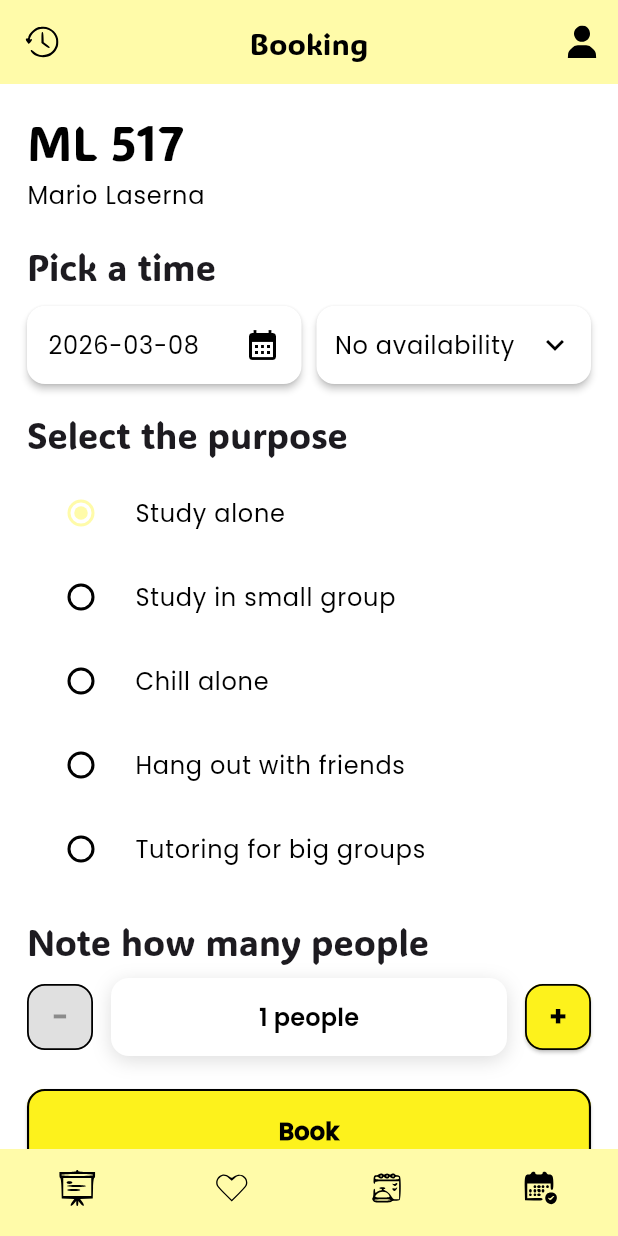
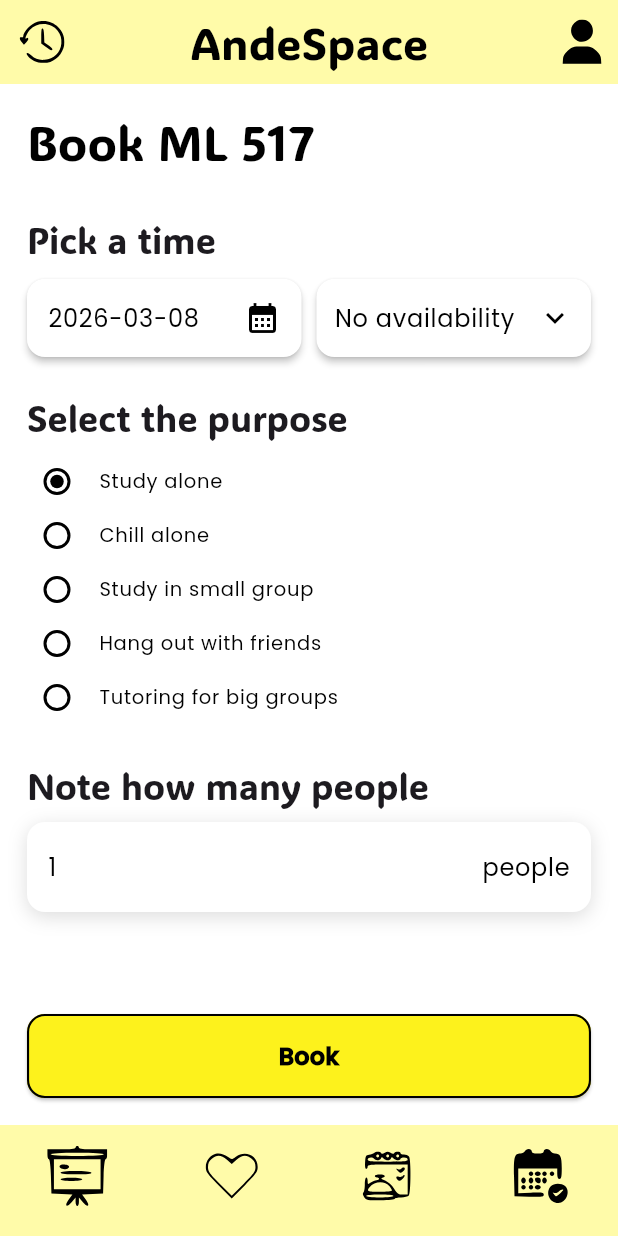
Before and after one commit to G33-Moviles-2026-1/G33-Flutter-Moviles-2026-1, a Flutter app: the screen it shows after launch, after a tap on "DEV: Open Create Booking", on a phone screen of 412 x 824 dp. Run offline on Flutter 3.47's test engine with Material 3 defaults, Android fonts, the phone set to English and light mode, and no system bars; our stand-ins replace dio, flutter_bloc, flutter_svg.

Commit message:
Home advance

```diff
--- a/lib/features/bookings/domain/entities/booking_purpose.dart
+++ b/lib/features/bookings/domain/entities/booking_purpose.dart
@@ -1,7 +1,7 @@
 enum BookingPurpose {
   studyAlone,
+  chillAlone,
   studySmallGroup,
-  chillAlone,
   hangOutWithFriends,
   tutoringBigGroup,
 }
@@ -11,10 +11,10 @@ extension BookingPurposeX on BookingPurpose {
     switch (this) {
       case BookingPurpose.studyAlone:
         return 'Study alone';
+      case BookingPurpose.chillAlone:
+        return 'Chill alone';
       case BookingPurpose.studySmallGroup:
         return 'Study in small group';
-      case BookingPurpose.chillAlone:
-        return 'Chill alone';
       case BookingPurpose.hangOutWithFriends:
         return 'Hang out with friends';
       case BookingPurpose.tutoringBigGroup:
@@ -27,10 +27,10 @@ extension BookingPurposeX on BookingPurpose {
     switch (this) {
       case BookingPurpose.studyAlone:
         return 'study_alone';
+      case BookingPurpose.chillAlone:
+        return 'chill_alone';
       case BookingPurpose.studySmallGroup:
         return 'study_small_group';
-      case BookingPurpose.chillAlone:
-        return 'chill_alone';
       case BookingPurpose.hangOutWithFriends:
         return 'hang_out_friends';
       case BookingPurpose.tutoringBigGroup:
--- a/lib/features/bookings/presentation/pages/create_booking_page.dart
+++ b/lib/features/bookings/presentation/pages/create_booking_page.dart
@@ -13,13 +13,10 @@ import '../cubit/create_booking_state.dart';
 
 import '../widgets/booking_time_picker_row.dart';
 import '../widgets/purpose_selector.dart';
-import '../widgets/people_picker.dart';
+import '../widgets/people_count_field.dart';
 
 class CreateBookingPage extends StatelessWidget {
-  const CreateBookingPage({
-    super.key,
-    required this.roomDetail,
-  });
+  const CreateBookingPage({super.key, required this.roomDetail});
 
   final RoomDetail roomDetail;
 
@@ -30,7 +27,8 @@ class CreateBookingPage extends StatelessWidget {
     final usecase = CreateBooking(repo);
 
     return BlocProvider(
-      create: (_) => CreateBookingCubit(roomDetail: roomDetail, createBooking: usecase),
+      create: (_) =>
+          CreateBookingCubit(roomDetail: roomDetail, createBooking: usecase),
       child: const _CreateBookingView(),
     );
   }
@@ -58,28 +56,31 @@ class _CreateBookingView extends StatelessWidget {
           return AppScaffold(
             currentTab: AppTab.bookings,
             onTabSelected: (_) {},
-            title: 'Booking',
-            body: SingleChildScrollView(
-              padding: const EdgeInsets.fromLTRB(18, 18, 18, 24),
+            body: SafeArea(
+              child: Column(
+                children: [
+                  // Scrollable content
+                  Expanded(
+                    child: SingleChildScrollView(
+                      padding: const EdgeInsets.fromLTRB(18, 18, 18, 12),
                       child: Column(
                         crossAxisAlignment: CrossAxisAlignment.start,
                         children: [
                           Text(
-                    cubit.roomDetail.id,
-                    style: Theme.of(context).textTheme.headlineLarge?.copyWith(
+                            'Book ${cubit.roomDetail.id}',
+                            style: Theme.of(context).textTheme.headlineLarge
+                                ?.copyWith(
                                   fontSize: 32,
                                   color: AppColors.black,
                                 ),
                           ),
-                  const SizedBox(height: 4),
+
+                          const SizedBox(height: 30),
+
                           Text(
-                    cubit.roomDetail.buildingName,
-                    style: Theme.of(context).textTheme.bodyLarge,
+                            'Pick a time',
+                            style: Theme.of(context).textTheme.headlineSmall,
                           ),
-
-                  const SizedBox(height: 20),
-
-                  Text('Pick a time', style: Theme.of(context).textTheme.headlineSmall),
                           const SizedBox(height: 10),
 
                           BookingTimePickerRow(
@@ -88,7 +89,11 @@ class _CreateBookingView extends StatelessWidget {
                             selectedTimeRange: state.selectedTimeRange,
                             onPickDate: () async {
                               final now = DateTime.now();
-                      final today = DateTime(now.year, now.month, now.day);
+                              final today = DateTime(
+                                now.year,
+                                now.month,
+                                now.day,
+                              );
                               final last = today.add(const Duration(days: 7));
 
                               final picked = await showDatePicker(
@@ -98,7 +103,8 @@ class _CreateBookingView extends StatelessWidget {
                                 lastDate: last,
                                 selectableDayPredicate: (d) {
                                   final nd = DateTime(d.year, d.month, d.day);
-                          return !nd.isBefore(today) && !nd.isAfter(last);
+                                  return !nd.isBefore(today) &&
+                                      !nd.isAfter(last);
                                 },
                               );
 
@@ -107,22 +113,27 @@ class _CreateBookingView extends StatelessWidget {
                             onSelectTimeRange: cubit.setTimeRange,
                           ),
 
-                  const SizedBox(height: 18),
+                          const SizedBox(height: 25),
 
-                  Text('Select the purpose', style: Theme.of(context).textTheme.headlineSmall),
+                          Text(
+                            'Select the purpose',
+                            style: Theme.of(context).textTheme.headlineSmall,
+                          ),
                           const SizedBox(height: 8),
                           PurposeSelector(
                             selected: state.selectedPurpose,
                             onChanged: cubit.setPurpose,
                           ),
 
-                  const SizedBox(height: 18),
+                          const SizedBox(height: 25),
 
-                  Text('Note how many people', style: Theme.of(context).textTheme.headlineSmall),
+                          Text(
+                            'Note how many people',
+                            style: Theme.of(context).textTheme.headlineSmall,
+                          ),
                           const SizedBox(height: 8),
-                  PeoplePicker(
+                          PeopleCountField(
                             value: state.peopleCount,
-                    min: 1,
                             max: cubit.roomDetail.capacity,
                             onChanged: cubit.setPeopleCount,
                           ),
@@ -132,12 +143,20 @@ class _CreateBookingView extends StatelessWidget {
                           if (state.errorMessage != null) ...[
                             Text(
                               state.errorMessage!,
-                      style: Theme.of(context).textTheme.bodyMedium?.copyWith(color: Colors.red),
+                              style: Theme.of(context).textTheme.bodyMedium
+                                  ?.copyWith(color: Colors.red),
                             ),
                             const SizedBox(height: 12),
                           ],
+                        ],
+                      ),
+                    ),
+                  ),
 
-                  SizedBox(
+                  // Pinned CTA
+                  Padding(
+                    padding: const EdgeInsets.fromLTRB(18, 0, 18, 18),
+                    child: SizedBox(
                       width: double.infinity,
                       child: ElevatedButton(
                         onPressed: state.isSubmitting ? null : cubit.submit,
@@ -147,19 +166,24 @@ class _CreateBookingView extends StatelessWidget {
                           padding: const EdgeInsets.symmetric(vertical: 16),
                           shape: RoundedRectangleBorder(
                             borderRadius: BorderRadius.circular(12),
-                          side: const BorderSide(color: AppColors.black, width: 1.4),
+                            side: const BorderSide(
+                              color: AppColors.black,
+                              width: 1.4,
                             ),
-                        textStyle: Theme.of(context).textTheme.titleMedium?.copyWith(
-                              fontWeight: FontWeight.w800,
                           ),
+                          textStyle: Theme.of(context).textTheme.titleMedium
+                              ?.copyWith(fontWeight: FontWeight.w800),
                         ),
                         child: state.isSubmitting
                             ? const SizedBox(
                                 height: 20,
                                 width: 20,
-                              child: CircularProgressIndicator(strokeWidth: 2),
+                                child: CircularProgressIndicator(
+                                  strokeWidth: 2,
+                                ),
                               )
                             : const Text('Book'),
+                      ),
                     ),
                   ),
                 ],
--- /dev/null
+++ b/lib/features/bookings/presentation/widgets/people_count_field.dart
@@ -0,0 +1,56 @@
+import 'package:flutter/material.dart';
+import '../../../../shared/theme/theme.dart';
+
+class PeopleCountField extends StatelessWidget {
+  const PeopleCountField({
+    super.key,
+    required this.value,
+    required this.max,
+    required this.onChanged,
+  });
+
+  final int value;
+  final int max;
+  final ValueChanged<int> onChanged;
+
+  @override
+  Widget build(BuildContext context) {
+    final controller = TextEditingController(text: value.toString());
+
+    return Container(
+      decoration: BoxDecoration(
+        color: AppColors.white,
+        borderRadius: BorderRadius.circular(12),
+        boxShadow: const [
+          BoxShadow(
+            blurRadius: 10,
+            offset: Offset(0, 3),
+            color: Color(0x22000000),
+          ),
+        ],
+      ),
+      padding: const EdgeInsets.symmetric(horizontal: 14, vertical: 6),
+      child: TextField(
+        controller: controller,
+        keyboardType: TextInputType.number,
+        textInputAction: TextInputAction.done,
+        decoration: InputDecoration(
+          border: InputBorder.none,
+          hintText: '1 - $max',
+          suffixText: 'people',
+        ),
+        onChanged: (raw) {
+          final parsed = int.tryParse(raw);
+          if (parsed == null) return; // ignore non-numeric
+          final clamped = parsed.clamp(1, max);
+          if (clamped != value) onChanged(clamped);
+        },
+        onSubmitted: (raw) {
+          final parsed = int.tryParse(raw);
+          final clamped = (parsed ?? 1).clamp(1, max);
+          if (clamped != value) onChanged(clamped);
+        },
+      ),
+    );
+  }
+}
--- a/lib/features/bookings/presentation/widgets/people_picker.dart
+++ /dev/null
@@ -1,87 +0,0 @@
-import 'package:flutter/material.dart';
-import '../../../../shared/theme/theme.dart';
-
-class PeoplePicker extends StatelessWidget {
-  const PeoplePicker({
-    super.key,
-    required this.value,
-    required this.min,
-    required this.max,
-    required this.onChanged,
-  });
-
-  final int value;
-  final int min;
-  final int max;
-  final ValueChanged<int> onChanged;
-
-  @override
-  Widget build(BuildContext context) {
-    return Row(
-      children: [
-        _SmallButton(
-          label: '-',
-          onTap: value > min ? () => onChanged(value - 1) : null,
-        ),
-        const SizedBox(width: 12),
-        Expanded(
-          child: Container(
-            padding: const EdgeInsets.symmetric(vertical: 14),
-            decoration: BoxDecoration(
-              color: AppColors.white,
-              borderRadius: BorderRadius.circular(12),
-              boxShadow: const [
-                BoxShadow(
-                  blurRadius: 10,
-                  offset: Offset(0, 3),
-                  color: Color(0x22000000),
-                ),
-              ],
-            ),
-            child: Center(
-              child: Text(
-                '$value people',
-                style: Theme.of(context).textTheme.titleMedium?.copyWith(
-                      fontWeight: FontWeight.w700,
-                    ),
-              ),
-            ),
-          ),
-        ),
-        const SizedBox(width: 12),
-        _SmallButton(
-          label: '+',
-          onTap: value < max ? () => onChanged(value + 1) : null,
-        ),
-      ],
-    );
-  }
-}
-
-class _SmallButton extends StatelessWidget {
-  const _SmallButton({required this.label, required this.onTap});
-
-  final String label;
-  final VoidCallback? onTap;
-
-  @override
-  Widget build(BuildContext context) {
-    return SizedBox(
-      width: 44,
-      height: 44,
-      child: ElevatedButton(
-        onPressed: onTap,
-        style: ElevatedButton.styleFrom(
-          backgroundColor: AppColors.accentYellow,
-          foregroundColor: AppColors.black,
-          padding: EdgeInsets.zero,
-          shape: RoundedRectangleBorder(
-            borderRadius: BorderRadius.circular(12),
-            side: const BorderSide(color: AppColors.black, width: 1.2),
-          ),
-        ),
-        child: Text(label, style: const TextStyle(fontSize: 18, fontWeight: FontWeight.w800)),
-      ),
-    );
-  }
-}
--- a/lib/features/bookings/presentation/widgets/purpose_selector.dart
+++ b/lib/features/bookings/presentation/widgets/purpose_selector.dart
@@ -15,19 +15,26 @@ class PurposeSelector extends StatelessWidget {
   Widget build(BuildContext context) {
     final purposes = BookingPurpose.values;
 
-    return Column(
-      children: purposes
-          .map(
-            (p) => RadioListTile<BookingPurpose>(
+    return ListTileTheme(
+      dense: true,
+      horizontalTitleGap: 8,
+      minVerticalPadding: 0,
+      contentPadding: EdgeInsets.zero,
+      child: Column(
+        children: purposes.map((p) {
+          return RadioListTile<BookingPurpose>(
             value: p,
             groupValue: selected,
             onChanged: (v) {
               if (v != null) onChanged(v);
             },
+            dense: true,
+            visualDensity: const VisualDensity(vertical: -3), // tighter!
+            contentPadding: EdgeInsets.zero,
             title: Text(p.label),
+          );
+        }).toList(),
       ),
-          )
-          .toList(),
     );
   }
 }
--- a/lib/features/rooms/presentation/pages/home_page.dart
+++ b/lib/features/rooms/presentation/pages/home_page.dart
@@ -14,6 +14,7 @@ class HomePage extends StatelessWidget {
         // TODO: routing later
       },
       body: const HomeBody(),
+
     );
   }
 }
--- a/lib/features/rooms/presentation/widgets/home_body.dart
+++ b/lib/features/rooms/presentation/widgets/home_body.dart
@@ -155,7 +155,7 @@ class _HomeBodyState extends State<HomeBody> {
       child: Column(
         crossAxisAlignment: CrossAxisAlignment.center,
         children: [
-          const SizedBox(height: 6),
+          const SizedBox(height: 50),
 
           // Main title
           Text(
@@ -167,7 +167,7 @@ class _HomeBodyState extends State<HomeBody> {
             ),
           ),
 
-          const SizedBox(height: 18),
+          const SizedBox(height: 50),
 
           // Classroom search row: input + filter icon button
           Row(
@@ -257,11 +257,11 @@ class _HomeBodyState extends State<HomeBody> {
           const SizedBox(height: 10),
 
           // CTA Search button
-          // SizedBox(
-          //   width: double.infinity,
-          //   child: _CtaButton(label: 'Search', onPressed: _onSearch),
-          // ),
-          const SizedBox(height: 12),
+          SizedBox(
+            width: double.infinity,
+            child: _CtaButton(label: 'Search', onPressed: _onSearch),
+          ),
+          const SizedBox(height: 120),
 
           // DEV ONLY: open Create Booking screen
           SizedBox(
--- a/lib/shared/theme/theme.dart
+++ b/lib/shared/theme/theme.dart
@@ -20,23 +20,36 @@ abstract final class AppTheme {
   static const String fontTitle = 'ADLaMDisplay';
 
   static ThemeData light() {
-    final base = ThemeData(
-      useMaterial3: true,
-      brightness: Brightness.light,
-    );
+    final base = ThemeData(useMaterial3: true, brightness: Brightness.light);
 
-    final textTheme = base.textTheme.apply(
+    final textTheme = base.textTheme
+        .apply(
           fontFamily: fontBody,
           bodyColor: AppColors.foregroundLight,
           displayColor: AppColors.foregroundLight,
-    ).copyWith(
-      displayLarge: base.textTheme.displayLarge?.copyWith(fontFamily: fontTitle),
-      displayMedium: base.textTheme.displayMedium?.copyWith(fontFamily: fontTitle),
-      displaySmall: base.textTheme.displaySmall?.copyWith(fontFamily: fontTitle),
-      headlineLarge: base.textTheme.headlineLarge?.copyWith(fontFamily: fontTitle),
-      headlineMedium: base.textTheme.headlineMedium?.copyWith(fontFamily: fontTitle),
-      headlineSmall: base.textTheme.headlineSmall?.copyWith(fontFamily: fontTitle),
-      titleLarge: base.textTheme.titleLarge?.copyWith(fontFamily: fontTitle),
+        )
+        .copyWith(
+          displayLarge: base.textTheme.displayLarge?.copyWith(
+            fontFamily: fontTitle,
+          ),
+          displayMedium: base.textTheme.displayMedium?.copyWith(
+            fontFamily: fontTitle,
+          ),
+          displaySmall: base.textTheme.displaySmall?.copyWith(
+            fontFamily: fontTitle,
+          ),
+          headlineLarge: base.textTheme.headlineLarge?.copyWith(
+            fontFamily: fontTitle,
+          ),
+          headlineMedium: base.textTheme.headlineMedium?.copyWith(
+            fontFamily: fontTitle,
+          ),
+          headlineSmall: base.textTheme.headlineSmall?.copyWith(
+            fontFamily: fontTitle,
+          ),
+          titleLarge: base.textTheme.titleLarge?.copyWith(
+            fontFamily: fontTitle,
+          ),
         );
 
     return base.copyWith(
@@ -70,27 +83,43 @@ abstract final class AppTheme {
         type: BottomNavigationBarType.fixed,
         elevation: 0,
       ),
+      radioTheme: const RadioThemeData(
+        fillColor: MaterialStatePropertyAll(AppColors.black),
+      ),
     );
   }
 
   static ThemeData dark() {
-    final base = ThemeData(
-      useMaterial3: true,
-      brightness: Brightness.dark,
-    );
+    final base = ThemeData(useMaterial3: true, brightness: Brightness.dark);
 
-    final textTheme = base.textTheme.apply(
+    final textTheme = base.textTheme
+        .apply(
           fontFamily: fontBody,
           bodyColor: AppColors.foregroundDark,
           displayColor: AppColors.foregroundDark,
-    ).copyWith(
-      displayLarge: base.textTheme.displayLarge?.copyWith(fontFamily: fontTitle),
-      displayMedium: base.textTheme.displayMedium?.copyWith(fontFamily: fontTitle),
-      displaySmall: base.textTheme.displaySmall?.copyWith(fontFamily: fontTitle),
-      headlineLarge: base.textTheme.headlineLarge?.copyWith(fontFamily: fontTitle),
-      headlineMedium: base.textTheme.headlineMedium?.copyWith(fontFamily: fontTitle),
-      headlineSmall: base.textTheme.headlineSmall?.copyWith(fontFamily: fontTitle),
-      titleLarge: base.textTheme.titleLarge?.copyWith(fontFamily: fontTitle),
+        )
+        .copyWith(
+          displayLarge: base.textTheme.displayLarge?.copyWith(
+            fontFamily: fontTitle,
+          ),
+          displayMedium: base.textTheme.displayMedium?.copyWith(
+            fontFamily: fontTitle,
+          ),
+          displaySmall: base.textTheme.displaySmall?.copyWith(
+            fontFamily: fontTitle,
+          ),
+          headlineLarge: base.textTheme.headlineLarge?.copyWith(
+            fontFamily: fontTitle,
+          ),
+          headlineMedium: base.textTheme.headlineMedium?.copyWith(
+            fontFamily: fontTitle,
+          ),
+          headlineSmall: base.textTheme.headlineSmall?.copyWith(
+            fontFamily: fontTitle,
+          ),
+          titleLarge: base.textTheme.titleLarge?.copyWith(
+            fontFamily: fontTitle,
+          ),
         );
 
     return base.copyWith(
@@ -124,6 +153,9 @@ abstract final class AppTheme {
         type: BottomNavigationBarType.fixed,
         elevation: 0,
       ),
+      radioTheme: const RadioThemeData(
+        fillColor: MaterialStatePropertyAll(AppColors.black),
+      ),
     );
   }
 }
--- a/lib/shared/widgets/app_footer.dart
+++ b/lib/shared/widgets/app_footer.dart
@@ -20,8 +20,8 @@ class AppFooter extends StatelessWidget {
 
     return SvgPicture.asset(
       asset,
-      width: 24,
-      height: 24,
+      width: 40,
+      height: 40,
       colorFilter: ColorFilter.mode(color, BlendMode.srcIn),
     );
   }
--- a/lib/shared/widgets/app_header.dart
+++ b/lib/shared/widgets/app_header.dart
@@ -7,11 +7,13 @@ class AppHeader extends StatelessWidget implements PreferredSizeWidget {
     super.key,
     this.onTapLeft,
     this.onTapRight,
+    this.onTapTitle,
     this.title = 'AndeSpace',
   });
 
   final VoidCallback? onTapLeft;
   final VoidCallback? onTapRight;
+  final VoidCallback? onTapTitle;
   final String title;
 
   @override
@@ -27,8 +29,8 @@ class AppHeader extends StatelessWidget implements PreferredSizeWidget {
         tooltip: 'History',
         icon: SvgPicture.asset(
           'assets/icons/history.svg',
-          width: 22,
-          height: 22,
+          width: 30,
+          height: 30,
           colorFilter: const ColorFilter.mode(
             AppColors.black,
             BlendMode.srcIn,
@@ -36,11 +38,19 @@ class AppHeader extends StatelessWidget implements PreferredSizeWidget {
         ),
       ),
 
-      title: Text(
-        title,
-        style: theme.textTheme.titleLarge?.copyWith(
-          fontSize: 20,
-          color: AppColors.black,
+      title: InkWell(
+        onTap: onTapTitle,
+        borderRadius: BorderRadius.circular(8),
+        child: Padding(
+          // makes it easier to tap the title
+          padding: const EdgeInsets.symmetric(horizontal: 8, vertical: 4),
+          child: Text(
+            title,
+            style: theme.textTheme.titleLarge?.copyWith(
+              fontSize: 30,
+              color: AppColors.black,
+            ),
+          ),
         ),
       ),
 
@@ -50,8 +60,8 @@ class AppHeader extends StatelessWidget implements PreferredSizeWidget {
           tooltip: 'User',
           icon: SvgPicture.asset(
             'assets/icons/user.svg',
-            width: 22,
-            height: 22,
+            width: 30,
+            height: 30,
             colorFilter: const ColorFilter.mode(
               AppColors.black,
               BlendMode.srcIn,
--- a/lib/shared/widgets/app_scaffold.dart
+++ b/lib/shared/widgets/app_scaffold.dart
@@ -1,6 +1,7 @@
 import 'package:flutter/material.dart';
 import 'app_footer.dart';
 import 'app_header.dart';
+import '../../features/rooms/presentation/pages/home_page.dart';
 
 class AppScaffold extends StatelessWidget {
   const AppScaffold({
@@ -27,6 +28,12 @@ class AppScaffold extends StatelessWidget {
         title: title,
         onTapLeft: onTapHeaderLeft,
         onTapRight: onTapHeaderRight,
+        onTapTitle: () {
+          Navigator.of(context).pushAndRemoveUntil(
+            MaterialPageRoute(builder: (_) => const HomePage()),
+            (route) => false,
+          );
+        },
       ),
       body: SafeArea(child: body),
       bottomNavigationBar: AppFooter(
```
Also changed, not shown: lib/features/rooms/presentation/cubit/room_detail_cubit.dart (line endings or trailing spaces). Lines whose indentation alone changed are shown as unchanged.
